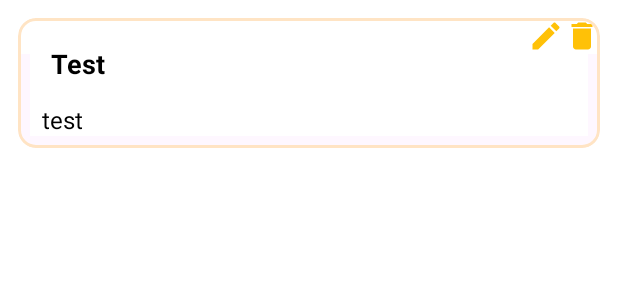
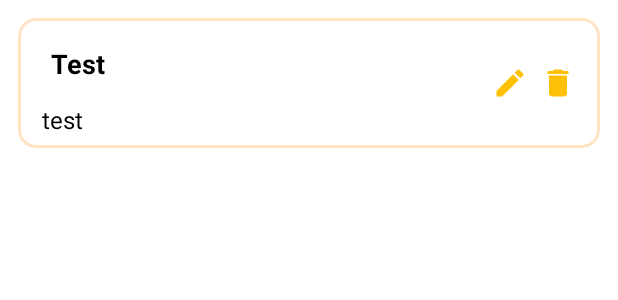
Before and after one commit to salmaramadan/To-Do-App, an Android app: the layout note_item.xml on its own in the app's theme, with its tools: preview values and no code run, on a phone screen of 412 x 824 dp. Shown: the top 300 px of the screen. Run offline under Robolectric (Android 15) with nearby library versions, the phone set to English and light mode, and no system bars.

Commit message:
Update Adapter

```diff
--- a/app/src/main/java/com/salma/todo/NotesAdapter.kt
+++ b/app/src/main/java/com/salma/todo/NotesAdapter.kt
@@ -15,7 +15,6 @@ class NotesAdapter(
     private val onDeleteClickListener: (NoteEntity) -> Unit
 ) : RecyclerView.Adapter<NotesAdapter.NoteViewHolder>() {
 
-
     override fun onCreateViewHolder(parent: ViewGroup, viewType: Int): NoteViewHolder {
         val view = LayoutInflater.from(parent.context).inflate(R.layout.note_item, parent, false)
         return NoteViewHolder(view)
@@ -23,6 +22,7 @@ class NotesAdapter(
 
     override fun onBindViewHolder(holder: NoteViewHolder, position: Int) {
         val currentNote = notesList[position]
+        holder.bind(currentNote)
 
         holder.itemView.setOnClickListener {
             onNoteClickListener(currentNote)
@@ -36,7 +36,6 @@ class NotesAdapter(
             onDeleteClickListener(currentNote)
         }
     }
-
 
     override fun getItemCount(): Int {
         return notesList.size
--- a/app/src/main/java/com/salma/todo/SplashActivity.kt
+++ b/app/src/main/java/com/salma/todo/SplashActivity.kt
@@ -21,7 +21,7 @@ class SplashActivity : AppCompatActivity() {
         super.onCreate(savedInstanceState)
         val nightModeFlags = resources.configuration.uiMode and Configuration.UI_MODE_NIGHT_MASK
         when (nightModeFlags) {
-            Configuration.UI_MODE_NIGHT_YES -> setTheme(R.style.Theme_ToDo_Dark)
+            Configuration.UI_MODE_NIGHT_YES -> setTheme(R.style.Theme_ToDo_Light)
             Configuration.UI_MODE_NIGHT_NO -> setTheme(R.style.Theme_ToDo_Light)
             Configuration.UI_MODE_NIGHT_UNDEFINED -> setTheme(R.style.Theme_ToDo_Light)
         }
--- a/app/src/main/res/layout/note_item.xml
+++ b/app/src/main/res/layout/note_item.xml
@@ -5,19 +5,27 @@
     android:layout_width="match_parent"
     android:layout_height="wrap_content"
     android:orientation="vertical"
-    android:padding="12dp">
+    android:padding="12dp"
+    android:id="@+id/list_of_item">
 
     <com.google.android.material.card.MaterialCardView
         android:layout_width="match_parent"
-        android:layout_height="match_parent"
+        android:layout_height="wrap_content"
         app:strokeColor="@color/Bisque"
         app:strokeWidth="2dp">
 
-    <LinearLayout
+        <RelativeLayout
             android:layout_width="match_parent"
             android:layout_height="wrap_content"
-    android:layout_margin="8dp"
-    android:orientation="vertical">
+            android:padding="8dp">
+
+            <LinearLayout
+                android:id="@+id/textContainer"
+                android:layout_width="match_parent"
+                android:layout_height="wrap_content"
+                android:orientation="vertical"
+                android:layout_alignParentStart="true"
+                android:layout_toStartOf="@+id/iconsContainer">
 
                 <TextView
                     android:id="@+id/noteHeadTextView"
@@ -43,30 +51,36 @@
                     tools:ignore="RtlSymmetry"
                     tools:text="test" />
 
-
             </LinearLayout>
 
             <LinearLayout
-android:layout_width="match_parent"
+                android:id="@+id/iconsContainer"
+                android:layout_width="wrap_content"
                 android:layout_height="wrap_content"
+                android:orientation="horizontal"
                 android:gravity="end"
-    android:orientation="horizontal">
+                android:layout_alignParentEnd="true"
+                android:layout_centerVertical="true">
 
                 <ImageView
                     android:id="@+id/editIcon"
                     android:layout_width="wrap_content"
                     android:layout_height="wrap_content"
                     android:contentDescription="Edit Note"
-android:src="@drawable/ic_edit" />
+                    android:src="@drawable/ic_edit"
+                    android:layout_marginEnd="8dp" />
 
                 <ImageView
                     android:id="@+id/deleteIcon"
                     android:layout_width="wrap_content"
                     android:layout_height="wrap_content"
                     android:contentDescription="Delete Note"
-android:src="@drawable/ic_delete" />
+                    android:src="@drawable/ic_delete"
+                    android:layout_marginEnd="8dp" />
 
             </LinearLayout>
 
+        </RelativeLayout>
+
     </com.google.android.material.card.MaterialCardView>
 </LinearLayout>
--- a/app/src/main/res/values-night/themes.xml
+++ b/app/src/main/res/values-night/themes.xml
@@ -1,20 +1,20 @@
 <resources xmlns:tools="http://schemas.android.com/tools">
-    <!-- Base dark theme. -->
-    <style name="Base.Theme.ToDo.Dark" parent="Theme.Material3.DayNight.NoActionBar">
-        <item name="colorPrimary">@color/Yellow</item>
-        <item name="colorPrimaryDark">@color/Yellow</item>
-        <item name="colorAccent">@color/Yellow</item>
-        <item name="android:background">@color/Black</item>
-        <item name="android:textColor">@color/White</item>
+    <!-- Base light theme. -->
+    <style name="Base.Theme.ToDo.Light" parent="Theme.Material3.DayNight.NoActionBar">
+        <item name="colorPrimary">#FFFFC107</item>
+        <item name="colorPrimaryDark">#FFFFC107</item>
+        <item name="colorAccent">#FFFFC107</item>
+        <item name="android:background">@color/White</item>
+        <item name="android:textColor">@color/Black</item>
     </style>
 
-    <style name="Theme.ToDo.Dark" parent="Base.Theme.ToDo.Dark" />
+    <style name="Theme.ToDo.Light" parent="Base.Theme.ToDo.Light" />
 
-    <style name="Base.Theme.SplashScreen.Dark" parent="Theme.Material3.DayNight.NoActionBar">
-        <item name="colorPrimary">@color/Yellow</item>
-        <item name="colorPrimaryDark">@color/Yellow</item>
-        <item name="colorAccent">@color/Yellow</item>
-        <item name="android:background">@color/Black</item>
-        <item name="android:textColor">@color/White</item>
+    <style name="Base.Theme.SplashScreen.Light" parent="Theme.Material3.DayNight.NoActionBar">
+        <item name="colorPrimary">#FFFFC107</item>
+        <item name="colorPrimaryDark">#FFFFC107</item>
+        <item name="colorAccent">#FFFFC107</item>
+        <item name="android:background">@color/White</item>
+        <item name="android:textColor">@color/Black</item>
     </style>
 </resources>
--- a/app/src/main/res/values/strings.xml
+++ b/app/src/main/res/values/strings.xml
@@ -1,5 +1,5 @@
 <resources>
-    <string name="app_name">To DO</string>
+    <string name="app_name">To Do</string>
     <string name="splashtxt">Welcome in To Do App</string>
     <string name="note_image">Note Image</string>
     <string name="add_new_note">Add new note</string>
```
Lines whose indentation alone changed are shown as unchanged.
